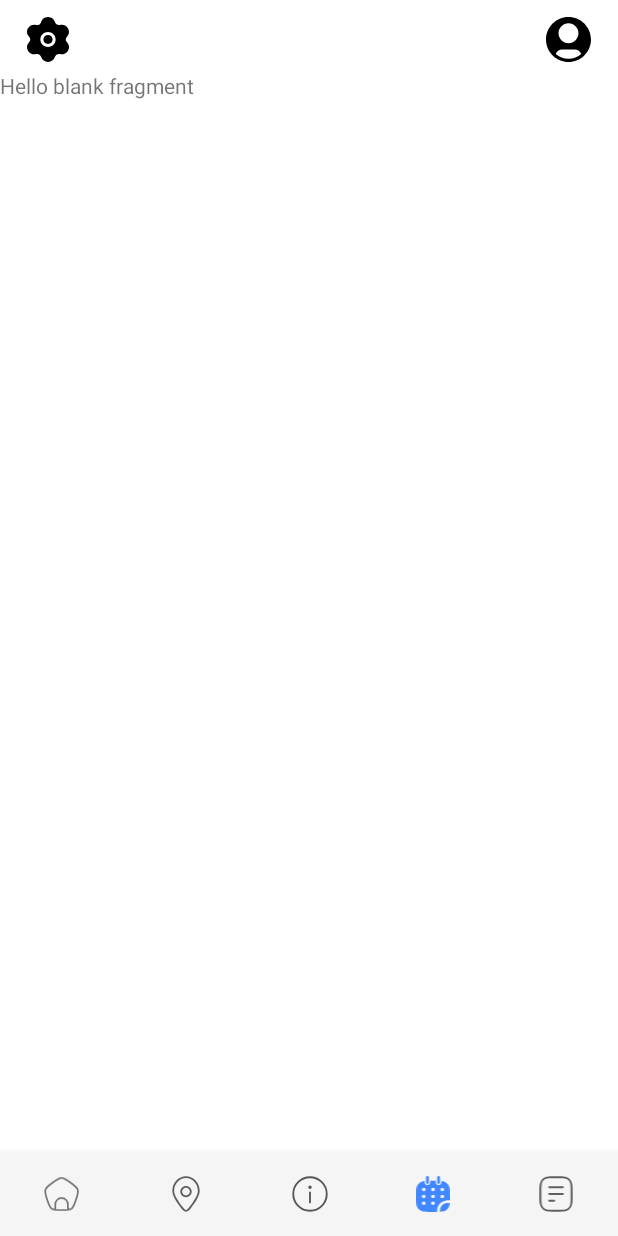
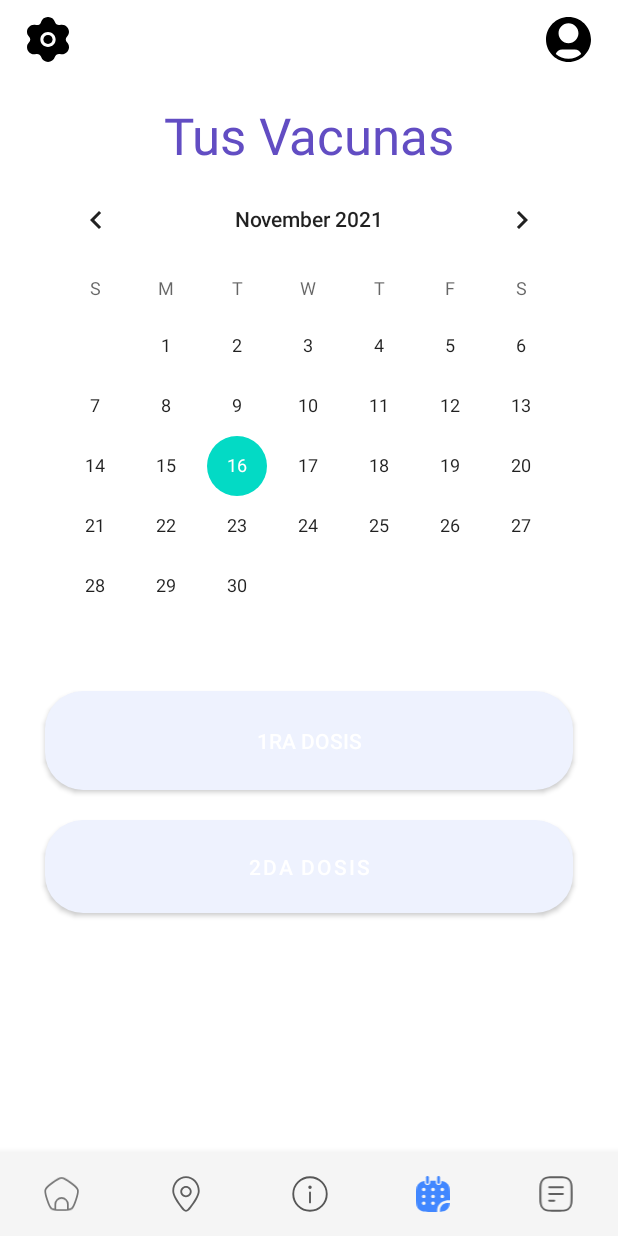
Before and after one commit to SergioSoncco/PongoelHombro, an Android app: the screen it shows after launch (MainActivity), item 4 of the bottom bar chosen, on a phone screen of 412 x 824 dp. Run offline under Robolectric (Android 15) with nearby library versions, the phone set to English and light mode, and no system bars.

Commit message:
calendario

```diff
--- a/app/src/main/res/layout/fragment_calendar.xml
+++ b/app/src/main/res/layout/fragment_calendar.xml
@@ -5,10 +5,45 @@
     android:layout_height="match_parent"
     tools:context=".View.CalendarFragment">
 
-    <!-- TODO: Update blank fragment layout -->
-    <TextView
+    <LinearLayout
         android:layout_width="match_parent"
         android:layout_height="match_parent"
-        android:text="@string/hello_blank_fragment" />
+        android:layout_margin="20dp"
+        android:layout_marginStart="10dp"
+        android:layout_marginTop="10dp"
+        android:orientation="vertical">
 
+        <TextView
+            android:id="@+id/textView6"
+            android:layout_width="match_parent"
+            android:layout_height="wrap_content"
+            android:text="Tus Vacunas"
+            android:textAlignment="center"
+            android:textColor="#624DC3"
+            android:textSize="34sp" />
+
+        <CalendarView
+            android:id="@+id/calendarView2"
+            android:layout_width="match_parent"
+            android:layout_height="wrap_content" />
+
+        <Button
+            android:id="@+id/button3"
+            style="@style/Widget.AppCompat.Button"
+            android:layout_width="match_parent"
+            android:layout_height="66dp"
+            android:layout_margin="10dp"
+            android:background="@drawable/buttonround"
+            android:ellipsize="start"
+            android:text="1ra Dosis" />
+
+        <Button
+            android:id="@+id/button4"
+            android:layout_width="match_parent"
+            android:layout_height="62dp"
+            android:layout_margin="10dp"
+            android:background="@drawable/buttonround"
+            android:text="2da Dosis" />
+
+    </LinearLayout>
 </FrameLayout>
```
